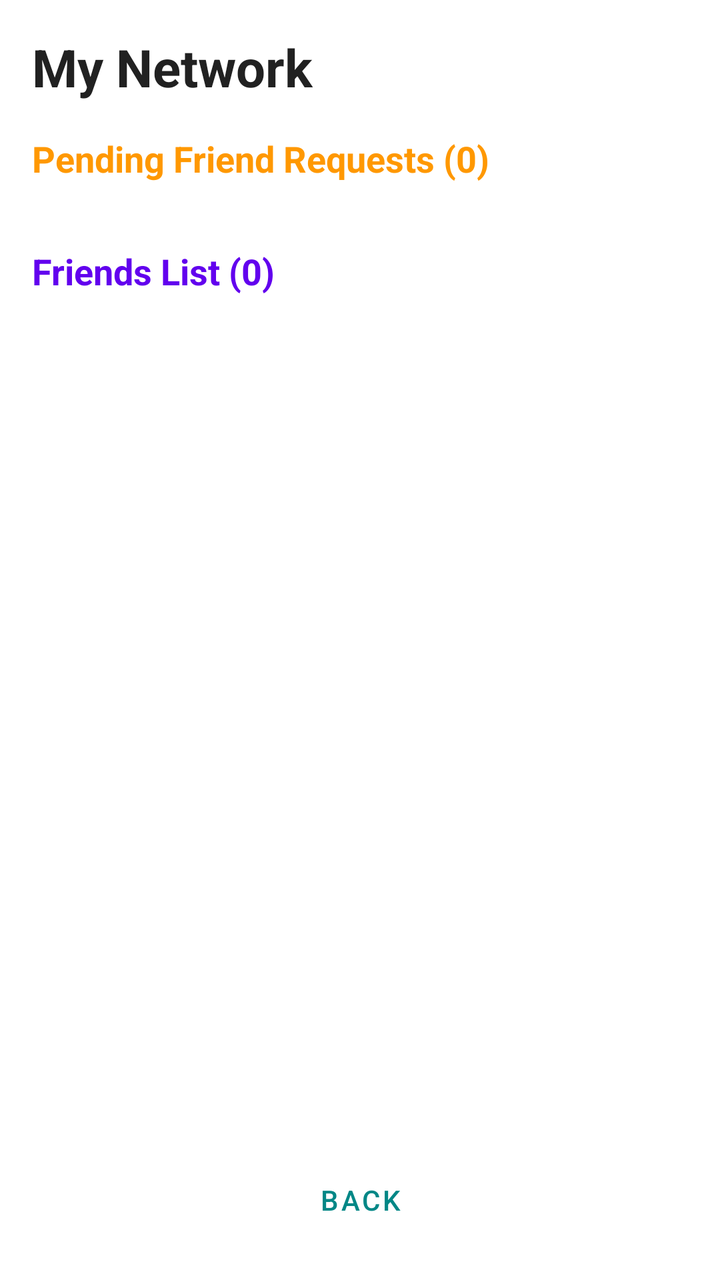
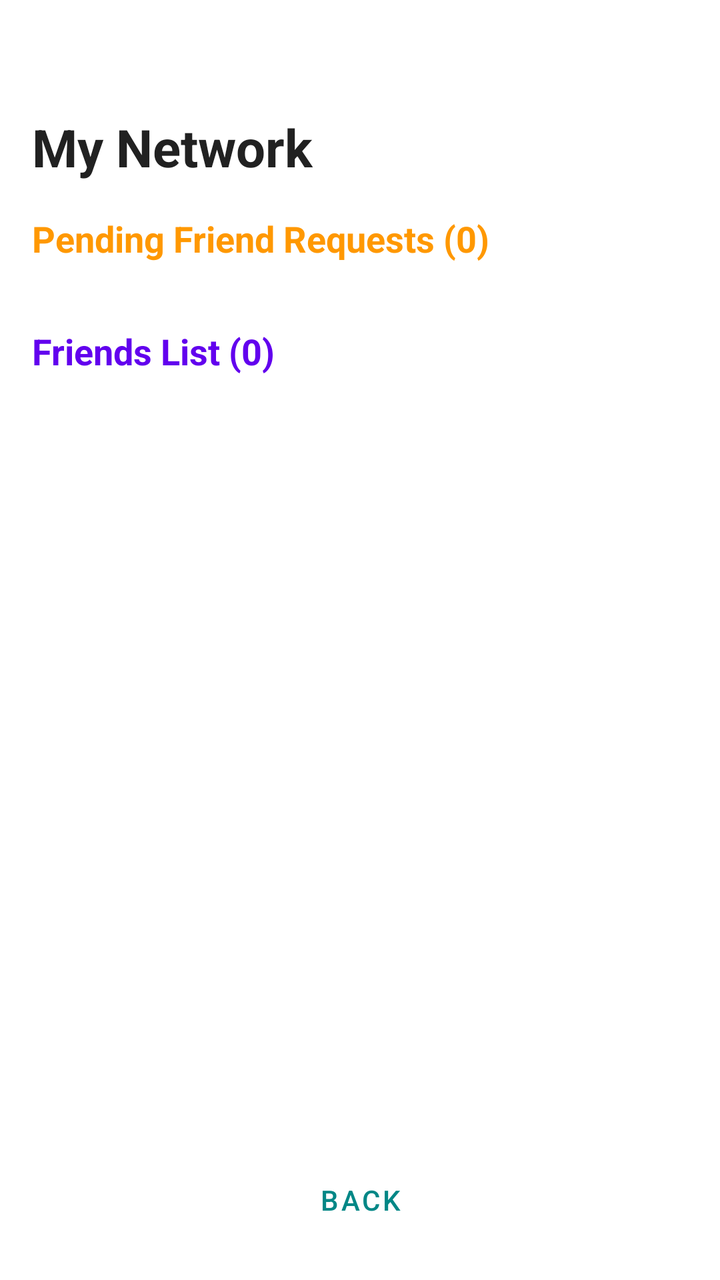

Two renders of the same Android screen: before a commit and after it. Below are the layout's source before the change and the commit's diff.
<!-- AndroidManifest.xml: application theme Theme.NetWork -->
<!-- res/layout/activity_friends.xml -->
<?xml version="1.0" encoding="utf-8"?>
<LinearLayout
    xmlns:android="http://schemas.android.com/apk/res/android"
    xmlns:app="http://schemas.android.com/apk/res-auto"
    xmlns:tools="http://schemas.android.com/tools"
    android:orientation="vertical"
    android:padding="16dp"
    android:layout_width="match_parent"
    android:layout_height="match_parent">

    <TextView
        android:layout_width="wrap_content"
        android:layout_height="wrap_content"
        android:text="My Network"
        android:textSize="26sp"
        android:textStyle="bold"
        android:textColor="#212121"
        android:layout_marginBottom="16dp"/>

    
    <TextView
        android:id="@+id/requestsTitle"
        android:layout_width="match_parent"
        android:layout_height="wrap_content"
        android:text="Pending Friend Requests (0)"
        android:textSize="18sp"
        android:textStyle="bold"
        android:textColor="#FF9800"
        android:layout_marginBottom="8dp"/>

    <androidx.recyclerview.widget.RecyclerView
        android:id="@+id/pendingRequestsRecycler"
        android:layout_width="match_parent"
        android:layout_height="wrap_content"
        android:nestedScrollingEnabled="false"
        android:layout_marginBottom="24dp"
        tools:listitem="@layout/user_list_item"/>

    
    <TextView
        android:id="@+id/friendsTitle"
        android:layout_width="match_parent"
        android:layout_height="wrap_content"
        android:text="Friends List (0)"
        android:textSize="18sp"
        android:textStyle="bold"
        android:textColor="#6200EE"
        android:layout_marginBottom="8dp"/>

    <androidx.recyclerview.widget.RecyclerView
        android:id="@+id/friendsRecycler"
        android:layout_width="match_parent"
        android:layout_height="0dp"
        android:layout_weight="1"
        tools:listitem="@layout/user_list_item"/>

    <Button
        android:id="@+id/backBtn"
        android:layout_width="match_parent"
        android:layout_height="wrap_content"
        android:text="BACK"
        android:layout_marginTop="16dp"
        style="@style/Widget.MaterialComponents.Button.TextButton"/>

</LinearLayout>
<!-- res/layout/user_list_item.xml (included above) -->
<?xml version="1.0" encoding="utf-8"?>
<LinearLayout xmlns:android="http://schemas.android.com/apk/res/android"
    android:layout_width="match_parent"
    android:layout_height="wrap_content"
    android:orientation="horizontal"
    android:padding="12dp"
    android:gravity="center_vertical">

    
    <ImageView
        android:id="@+id/userImage"
        android:layout_width="40dp"
        android:layout_height="40dp"
        android:src="@drawable/ic_profile_placeholder"
        android:layout_marginEnd="12dp" />

    
    <LinearLayout
        android:orientation="vertical"
        android:layout_width="0dp"
        android:layout_height="wrap_content"
        android:layout_weight="1">

        <TextView
            android:id="@+id/userName"
            android:text="Username"
            android:textStyle="bold"
            android:textSize="16sp"
            android:layout_width="wrap_content"
            android:layout_height="wrap_content"/>

        <TextView
            android:id="@+id/userLocation"
            android:text="Unknown Location"
            android:textSize="13sp"
            android:textColor="#777"
            android:layout_width="wrap_content"
            android:layout_height="wrap_content"/>
    </LinearLayout>

    
    <Button
        android:id="@+id/removeFriendBtn"
        android:layout_width="wrap_content"
        android:layout_height="wrap_content"
        android:text="Remove"
        android:textSize="12sp"
        android:paddingLeft="12dp"
        android:paddingRight="12dp"
        android:backgroundTint="#C62828"
        android:textColor="#ffffff"
        android:layout_marginStart="8dp"/>
</LinearLayout>
<!-- resources referenced by this layout -->
<resources>
  <!-- drawable ic_profile_placeholder: png bitmap (drawable, 5053 bytes) -->
  <style name="Theme.NetWork" parent="Theme.MaterialComponents.Light.NoActionBar">
          
          <item name="colorPrimary">@color/teal_700</item>
          <item name="colorPrimaryVariant">@color/teal_200</item>
          <item name="colorOnPrimary">@color/white</item>
          <item name="colorSecondary">@color/teal_700</item>
      </style>
  <color name="teal_700">#FF018786</color>
  <color name="teal_200">#FF03DAC5</color>
  <color name="white">#FFFFFFFF</color>
</resources>

<!-- the commit's change to res/layout/activity_friends.xml (unified diff, before → after) -->
@@ -15,7 +15,8 @@
         android:textSize="26sp"
         android:textStyle="bold"
         android:textColor="#212121"
-        android:layout_marginBottom="16dp"/>
+        android:layout_marginBottom="16dp"
+        android:layout_marginTop="40dp"/>
 
     
     <TextView
